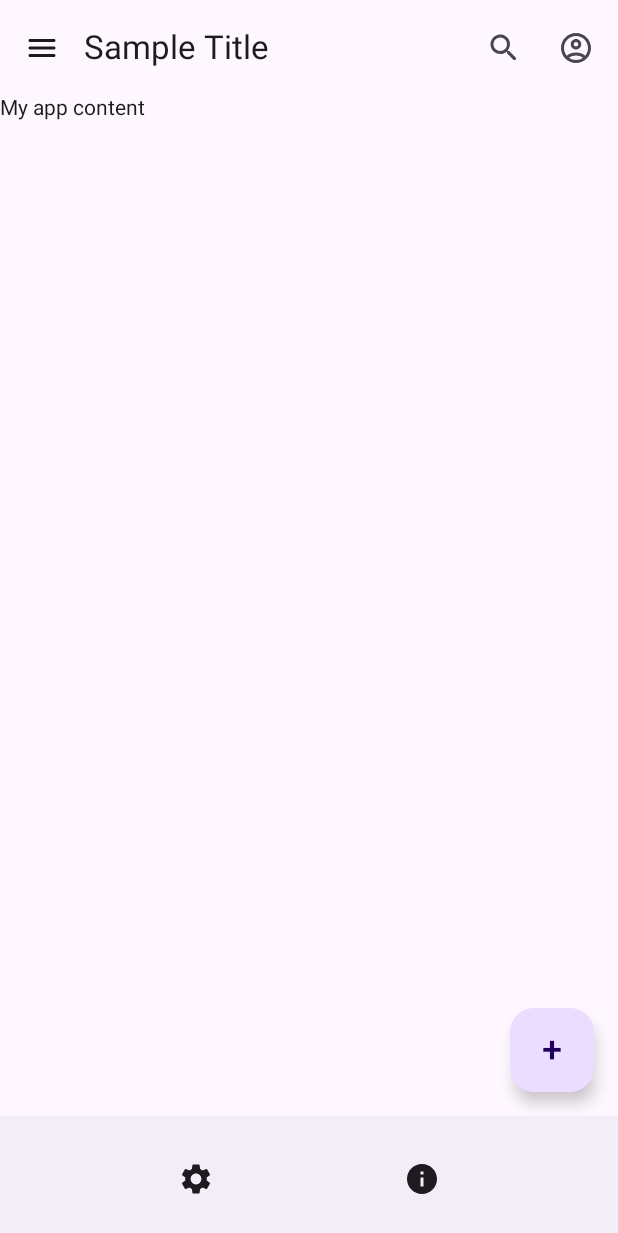
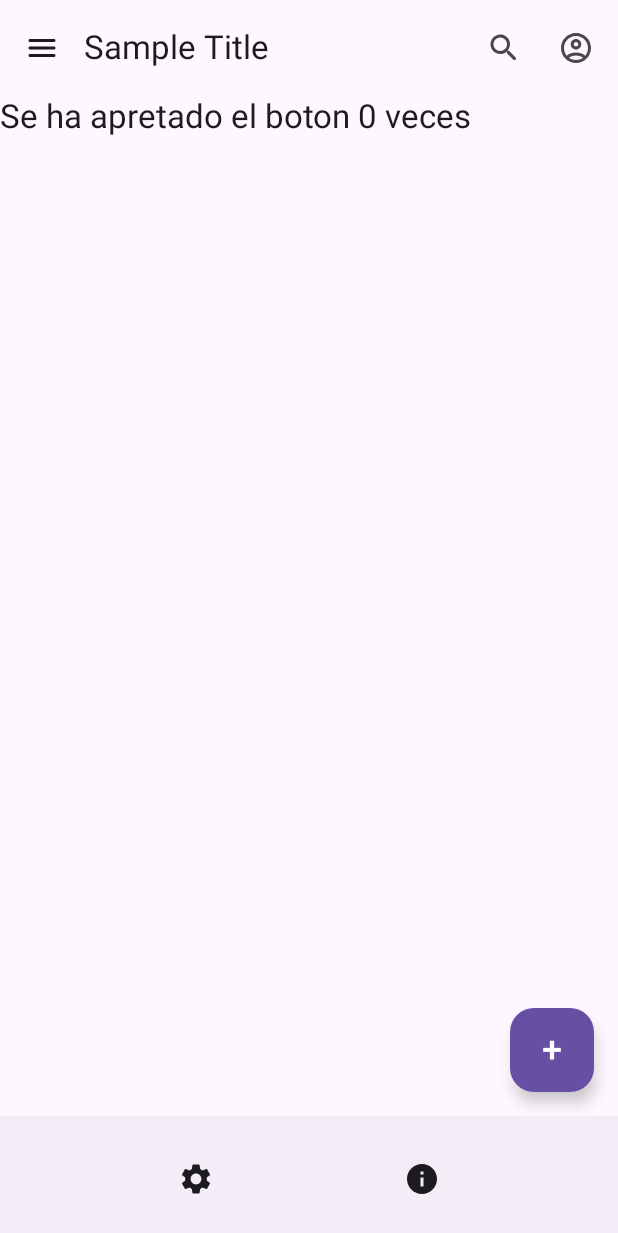
Before and after one commit to MarcoTecsup159/lab06-navegacion, an Android app built with Jetpack Compose: the screen it shows after launch (MainActivity), on a phone screen of 412 x 824 dp. Shown: the top 1233 px of the screen. Run offline under Robolectric (Android 15) with nearby library versions, the phone set to English and light mode, and no system bars.

Commit message:
Agregar funcionalidad al boton flotante

```diff
--- a/app/src/main/java/com/example/lab06/screens/CustomScaffold.kt
+++ b/app/src/main/java/com/example/lab06/screens/CustomScaffold.kt
@@ -21,30 +21,38 @@ import androidx.compose.material3.ExperimentalMaterial3Api
 import androidx.compose.material3.FloatingActionButton
 import androidx.compose.material3.Icon
 import androidx.compose.material3.IconButton
+import androidx.compose.material3.MaterialTheme
 import androidx.compose.material3.Scaffold
 import androidx.compose.material3.Text
 import androidx.compose.material3.TopAppBar
 import androidx.compose.runtime.Composable
+import androidx.compose.runtime.getValue
+import androidx.compose.runtime.mutableStateOf
+import androidx.compose.runtime.remember
+import androidx.compose.runtime.setValue
 import androidx.compose.ui.Modifier
 import androidx.compose.ui.tooling.preview.Preview
+import androidx.compose.ui.unit.dp
 import androidx.compose.ui.unit.sp
 import androidx.navigation.NavController
 import com.example.lab06.navigation.AppScreens
 
 @Composable
 fun CustomScaffold(navController: NavController) {
+    var count by remember { mutableStateOf(0) }
+
     Scaffold(
         topBar = { CustomTopBar(navController) },
         bottomBar = { CustomBottomBar(navController) },
-        floatingActionButton = { CustomFAB() },
+        floatingActionButton = { CustomFAB(onClick = { count++ }) },
         content = { padding ->
-            CustomContent(padding)
+            CustomContent(padding, count)
         }
     )
 }
 
 @Composable
-fun CustomContent(padding: PaddingValues) {
+fun CustomContent(padding: PaddingValues, count: Int) {
     Column(
         // Modificadores de estilo de la columna
         modifier = Modifier
@@ -54,7 +62,7 @@ fun CustomContent(padding: PaddingValues) {
 
         // Contenido de la aplicación
         content = {
-            Text(text = "My app content")
+            Text(text = "Se ha apretado el boton $count veces", style = MaterialTheme.typography.titleLarge)
         }
     )
 }
@@ -114,15 +122,14 @@ fun CustomBottomBar(navController: NavController) {
 
 
 @Composable
-fun CustomFAB() {
+fun CustomFAB(onClick: () -> Unit) {
     FloatingActionButton(
-        // Color de fondo
-        //backgroundColor = MaterialTheme.colors.primary,
-        // Acción al hacer clic en el botón (sin definir)
-        onClick = { /*TODO*/ }) {
+        containerColor = MaterialTheme.colorScheme.primary,
+        onClick = onClick
+    ) {
         Text(
-            fontSize = 24.sp, // Tamaño de fuente del texto del botón
-            text = "+" // Texto del botón
+            fontSize = 24.sp,
+            text = "+"
         )
     }
 }
```
